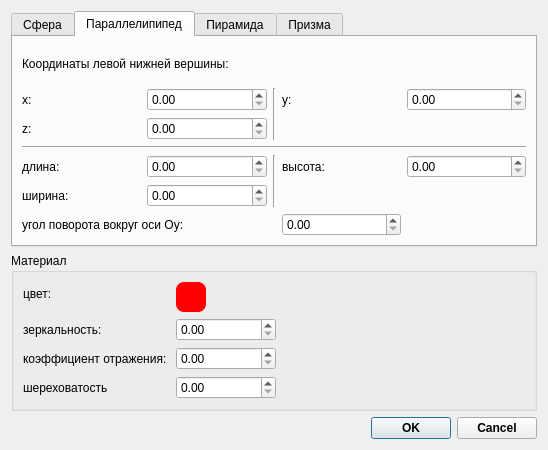
This is gui/addition_dialog.ui in Kotyarich/computer-graphic-project as Qt 5 draws it before an edit. The edited form follows.
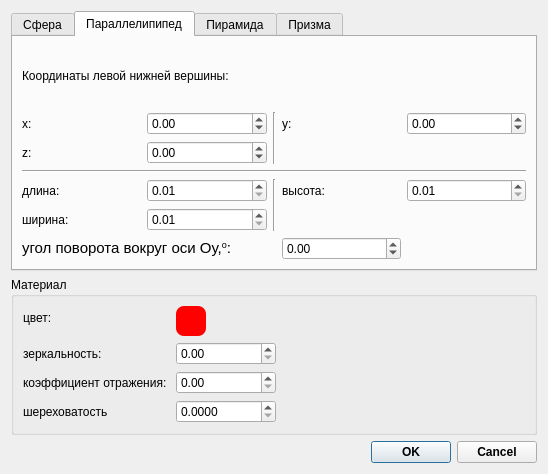
This is the edited form. The open tabs and pages were chosen to show the change.

What changed in the file:
```diff
--- a/gui/addition_dialog.ui
+++ b/gui/addition_dialog.ui
@@ -7,7 +7,7 @@
     <x>0</x>
     <y>0</y>
     <width>548</width>
-    <height>450</height>
+    <height>474</height>
    </rect>
   </property>
   <property name="windowTitle">
@@ -93,10 +93,24 @@
         </widget>
        </item>
        <item row="2" column="1">
-        <widget class="QDoubleSpinBox" name="paral_z"/>
+        <widget class="QDoubleSpinBox" name="paral_z">
+         <property name="minimum">
+          <double>-9000.000000000000000</double>
+         </property>
+         <property name="maximum">
+          <double>9000.000000000000000</double>
+         </property>
+        </widget>
        </item>
        <item row="5" column="1">
-        <widget class="QDoubleSpinBox" name="paral_w"/>
+        <widget class="QDoubleSpinBox" name="paral_w">
+         <property name="minimum">
+          <double>0.010000000000000</double>
+         </property>
+         <property name="maximum">
+          <double>9000.000000000000000</double>
+         </property>
+        </widget>
        </item>
        <item row="4" column="2" rowspan="2">
         <widget class="Line" name="line_8">
@@ -120,7 +134,14 @@
         </widget>
        </item>
        <item row="1" column="1">
-        <widget class="QDoubleSpinBox" name="paral_x"/>
+        <widget class="QDoubleSpinBox" name="paral_x">
+         <property name="minimum">
+          <double>-9000.000000000000000</double>
+         </property>
+         <property name="maximum">
+          <double>9000.000000000000000</double>
+         </property>
+        </widget>
        </item>
        <item row="1" column="0">
         <widget class="QLabel" name="label_6">
@@ -130,10 +151,27 @@
         </widget>
        </item>
        <item row="4" column="1">
-        <widget class="QDoubleSpinBox" name="paral_l"/>
+        <widget class="QDoubleSpinBox" name="paral_l">
+         <property name="minimum">
+          <double>0.010000000000000</double>
+         </property>
+         <property name="maximum">
+          <double>9000.000000000000000</double>
+         </property>
+         <property name="value">
+          <double>0.010000000000000</double>
+         </property>
+        </widget>
        </item>
        <item row="4" column="4">
-        <widget class="QDoubleSpinBox" name="paral_h"/>
+        <widget class="QDoubleSpinBox" name="paral_h">
+         <property name="minimum">
+          <double>0.010000000000000</double>
+         </property>
+         <property name="maximum">
+          <double>9000.000000000000000</double>
+         </property>
+        </widget>
        </item>
        <item row="2" column="0">
         <widget class="QLabel" name="label_9">
@@ -164,7 +202,14 @@
         </widget>
        </item>
        <item row="1" column="4">
-        <widget class="QDoubleSpinBox" name="paral_y"/>
+        <widget class="QDoubleSpinBox" name="paral_y">
+         <property name="minimum">
+          <double>-9000.000000000000000</double>
+         </property>
+         <property name="maximum">
+          <double>9000.000000000000000</double>
+         </property>
+        </widget>
        </item>
        <item row="3" column="0" colspan="5">
         <widget class="Line" name="line">
@@ -175,13 +220,25 @@
        </item>
        <item row="6" column="0" colspan="2">
         <widget class="QLabel" name="label_29">
+         <property name="font">
+          <font>
+           <pointsize>11</pointsize>
+          </font>
+         </property>
          <property name="text">
-          <string>угол поворота вокруг оси Оу:</string>
+          <string>&lt;html&gt;&lt;head/&gt;&lt;body&gt;&lt;p&gt;угол поворота вокруг оси Оу,&lt;span style=&quot; vertical-align:super;&quot;&gt;o&lt;/span&gt;:&lt;/p&gt;&lt;/body&gt;&lt;/html&gt;</string>
          </property>
         </widget>
        </item>
        <item row="6" column="3">
-        <widget class="QDoubleSpinBox" name="paral_a"/>
+        <widget class="QDoubleSpinBox" name="paral_a">
+         <property name="minimum">
+          <double>-9000.000000000000000</double>
+         </property>
+         <property name="maximum">
+          <double>9000.000000000000000</double>
+         </property>
+        </widget>
        </item>
       </layout>
      </widget>
@@ -391,6 +448,9 @@
           <height>16777215</height>
          </size>
         </property>
+        <property name="maximum">
+         <double>9000.000000000000000</double>
+        </property>
        </widget>
       </item>
       <item row="4" column="0">
@@ -408,6 +468,12 @@
           <height>16777215</height>
          </size>
         </property>
+        <property name="maximum">
+         <double>1.000000000000000</double>
+        </property>
+        <property name="singleStep">
+         <double>0.100000000000000</double>
+        </property>
        </widget>
       </item>
       <item row="5" column="0">
@@ -425,6 +491,12 @@
           <height>16777215</height>
          </size>
         </property>
+        <property name="decimals">
+         <number>4</number>
+        </property>
+        <property name="singleStep">
+         <double>0.100000000000000</double>
+        </property>
        </widget>
       </item>
       <item row="1" column="1">
```
Left out of the diff: 144 changed lines with no effect on the pictures.
